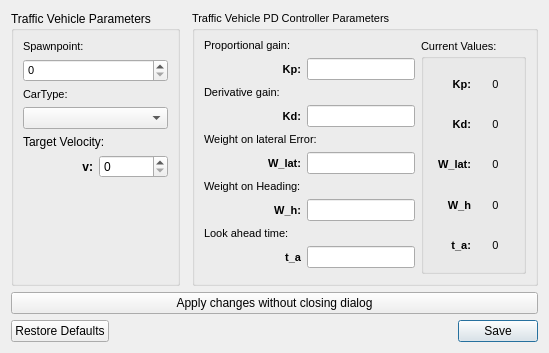
This is modules/agentmanager/action/agents/ui/traffic_vehicle_settings_ui.ui in tud-hri/joan as Qt 5 draws it before an edit. The edited form follows.
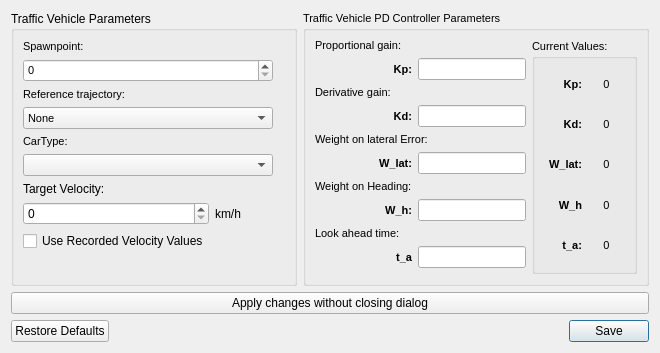
This is the edited form.

Commit message: Traffic Vehicle implementation almost completed. Still need reference trajectory velocity implementation

```diff
--- a/modules/agentmanager/action/agents/ui/traffic_vehicle_settings_ui.ui
+++ b/modules/agentmanager/action/agents/ui/traffic_vehicle_settings_ui.ui
@@ -6,7 +6,7 @@
    <rect>
     <x>0</x>
     <y>0</y>
-    <width>528</width>
+    <width>660</width>
     <height>340</height>
    </rect>
   </property>
@@ -14,24 +14,149 @@
    <string>Dialog</string>
   </property>
   <layout class="QGridLayout" name="gridLayout">
-   <item row="1" column="0" colspan="3">
-    <widget class="QPushButton" name="btn_apply_parameters">
-     <property name="text">
-      <string>Apply changes without closing dialog</string>
+   <item row="0" column="0">
+    <widget class="QGroupBox" name="groupBox">
+     <property name="title">
+      <string>Traffic Vehicle Parameters</string>
      </property>
+     <layout class="QGridLayout" name="gridLayout_2">
+      <item row="0" column="0" colspan="5">
+       <widget class="QLabel" name="lblSpawnpoints">
+        <property name="font">
+         <font>
+          <pointsize>8</pointsize>
+          <weight>50</weight>
+          <bold>false</bold>
+         </font>
+        </property>
+        <property name="text">
+         <string>Spawnpoint:</string>
+        </property>
+       </widget>
+      </item>
+      <item row="4" column="0" colspan="5">
+       <widget class="QLabel" name="label">
+        <property name="font">
+         <font>
+          <pointsize>8</pointsize>
+         </font>
+        </property>
+        <property name="text">
+         <string>CarType:</string>
+        </property>
+       </widget>
+      </item>
+      <item row="9" column="0">
+       <widget class="QCheckBox" name="check_recorded_velocity">
+        <property name="text">
+         <string>Use Recorded Velocity Values</string>
+        </property>
+       </widget>
+      </item>
+      <item row="6" column="0" colspan="5">
+       <widget class="QLabel" name="label_7">
+        <property name="text">
+         <string>Target Velocity:</string>
+        </property>
+       </widget>
+      </item>
+      <item row="2" column="0">
+       <widget class="QLabel" name="lblHcrtitle">
+        <property name="font">
+         <font>
+          <pointsize>8</pointsize>
+          <weight>50</weight>
+          <bold>false</bold>
+         </font>
+        </property>
+        <property name="text">
+         <string>Reference trajectory:</string>
+        </property>
+       </widget>
+      </item>
+      <item row="8" column="1">
+       <widget class="QLabel" name="label_8">
+        <property name="text">
+         <string>km/h</string>
+        </property>
+       </widget>
+      </item>
+      <item row="8" column="0">
+       <widget class="QSpinBox" name="spin_velocity">
+        <property name="sizePolicy">
+         <sizepolicy hsizetype="Preferred" vsizetype="Fixed">
+          <horstretch>0</horstretch>
+          <verstretch>0</verstretch>
+         </sizepolicy>
+        </property>
+        <property name="maximum">
+         <number>400</number>
+        </property>
+       </widget>
+      </item>
+      <item row="10" column="0">
+       <spacer name="verticalSpacer">
+        <property name="orientation">
+         <enum>Qt::Vertical</enum>
+        </property>
+        <property name="sizeHint" stdset="0">
+         <size>
+          <width>20</width>
+          <height>40</height>
+         </size>
+        </property>
+       </spacer>
+      </item>
+      <item row="3" column="0" colspan="3">
+       <widget class="QComboBox" name="combo_box_traffic_trajectory">
+        <property name="sizePolicy">
+         <sizepolicy hsizetype="Preferred" vsizetype="Preferred">
+          <horstretch>0</horstretch>
+          <verstretch>0</verstretch>
+         </sizepolicy>
+        </property>
+        <property name="minimumSize">
+         <size>
+          <width>250</width>
+          <height>0</height>
+         </size>
+        </property>
+        <property name="font">
+         <font>
+          <pointsize>8</pointsize>
+          <weight>50</weight>
+          <bold>false</bold>
+         </font>
+        </property>
+        <item>
+         <property name="text">
+          <string>None</string>
+         </property>
+        </item>
+       </widget>
+      </item>
+      <item row="1" column="0" colspan="3">
+       <widget class="QSpinBox" name="spin_spawn_points">
+        <property name="font">
+         <font>
+          <pointsize>8</pointsize>
+         </font>
+        </property>
+       </widget>
+      </item>
+      <item row="5" column="0" colspan="3">
+       <widget class="QComboBox" name="combo_car_type">
+        <property name="font">
+         <font>
+          <pointsize>8</pointsize>
+         </font>
+        </property>
+       </widget>
+      </item>
+     </layout>
     </widget>
    </item>
-   <item row="2" column="0" colspan="3">
-    <widget class="QDialogButtonBox" name="button_box_trafficvehicle_settings">
-     <property name="orientation">
-      <enum>Qt::Horizontal</enum>
-     </property>
-     <property name="standardButtons">
-      <set>QDialogButtonBox::RestoreDefaults|QDialogButtonBox::Save</set>
-     </property>
-    </widget>
-   </item>
-   <item row="0" column="2">
+   <item row="0" column="1">
     <widget class="QGroupBox" name="groupBox_2">
      <property name="font">
       <font>
@@ -489,96 +614,21 @@
      </layout>
     </widget>
    </item>
-   <item row="0" column="0">
-    <widget class="QGroupBox" name="groupBox">
-     <property name="title">
-      <string>Traffic Vehicle Parameters</string>
+   <item row="1" column="0" colspan="2">
+    <widget class="QPushButton" name="btn_apply_parameters">
+     <property name="text">
+      <string>Apply changes without closing dialog</string>
      </property>
-     <layout class="QGridLayout" name="gridLayout_2">
-      <item row="6" column="1">
-       <spacer name="verticalSpacer">
-        <property name="orientation">
-         <enum>Qt::Vertical</enum>
-        </property>
-        <property name="sizeHint" stdset="0">
-         <size>
-          <width>20</width>
-          <height>40</height>
-         </size>
-        </property>
-       </spacer>
-      </item>
-      <item row="5" column="0">
-       <widget class="QLabel" name="label_8">
-        <property name="font">
-         <font>
-          <weight>75</weight>
-          <bold>true</bold>
-         </font>
-        </property>
-        <property name="text">
-         <string>v:</string>
-        </property>
-        <property name="alignment">
-         <set>Qt::AlignRight|Qt::AlignTrailing|Qt::AlignVCenter</set>
-        </property>
-       </widget>
-      </item>
-      <item row="1" column="0" colspan="2">
-       <widget class="QSpinBox" name="spin_spawn_points">
-        <property name="font">
-         <font>
-          <pointsize>8</pointsize>
-         </font>
-        </property>
-       </widget>
-      </item>
-      <item row="0" column="0" colspan="2">
-       <widget class="QLabel" name="lblSpawnpoints">
-        <property name="font">
-         <font>
-          <pointsize>8</pointsize>
-          <weight>50</weight>
-          <bold>false</bold>
-         </font>
-        </property>
-        <property name="text">
-         <string>Spawnpoint:</string>
-        </property>
-       </widget>
-      </item>
-      <item row="2" column="0" colspan="2">
-       <widget class="QLabel" name="label">
-        <property name="font">
-         <font>
-          <pointsize>8</pointsize>
-         </font>
-        </property>
-        <property name="text">
-         <string>CarType:</string>
-        </property>
-       </widget>
-      </item>
-      <item row="3" column="0" colspan="2">
-       <widget class="QComboBox" name="combo_car_type">
-        <property name="font">
-         <font>
-          <pointsize>8</pointsize>
-         </font>
-        </property>
-       </widget>
-      </item>
-      <item row="4" column="0" colspan="2">
-       <widget class="QLabel" name="label_7">
-        <property name="text">
-         <string>Target Velocity:</string>
-        </property>
-       </widget>
-      </item>
-      <item row="5" column="1">
-       <widget class="QSpinBox" name="spin_velocity"/>
-      </item>
-     </layout>
+    </widget>
+   </item>
+   <item row="2" column="0" colspan="2">
+    <widget class="QDialogButtonBox" name="button_box_trafficvehicle_settings">
+     <property name="orientation">
+      <enum>Qt::Horizontal</enum>
+     </property>
+     <property name="standardButtons">
+      <set>QDialogButtonBox::RestoreDefaults|QDialogButtonBox::Save</set>
+     </property>
     </widget>
    </item>
   </layout>
```
The commit also changes 4 other files.
